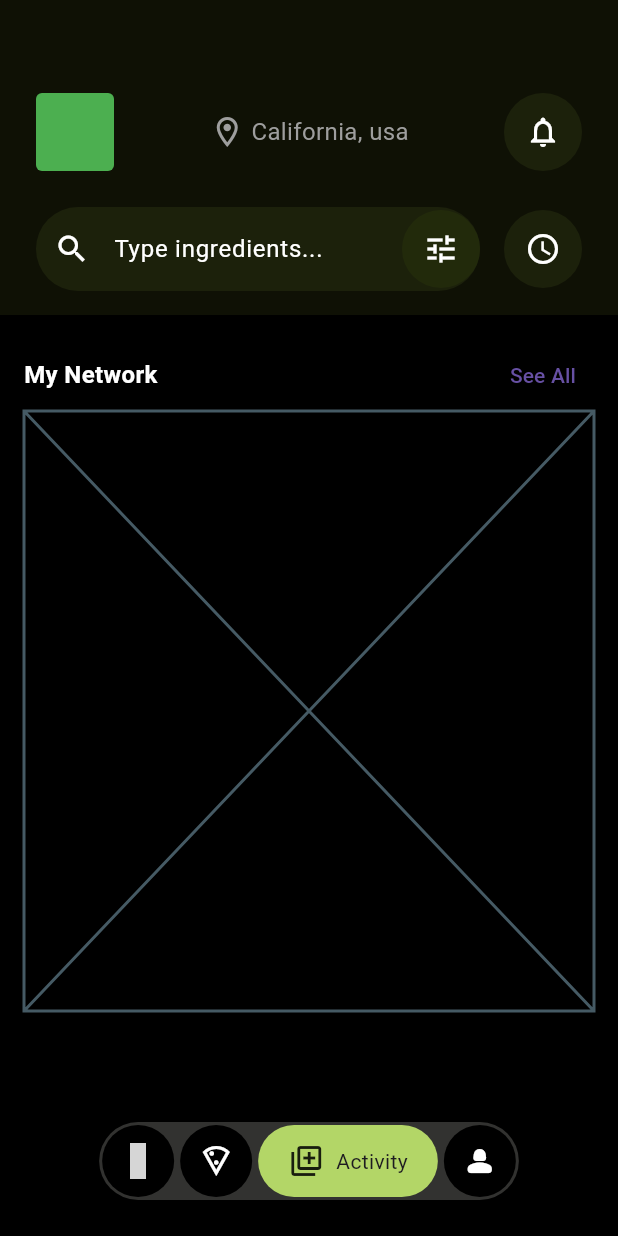
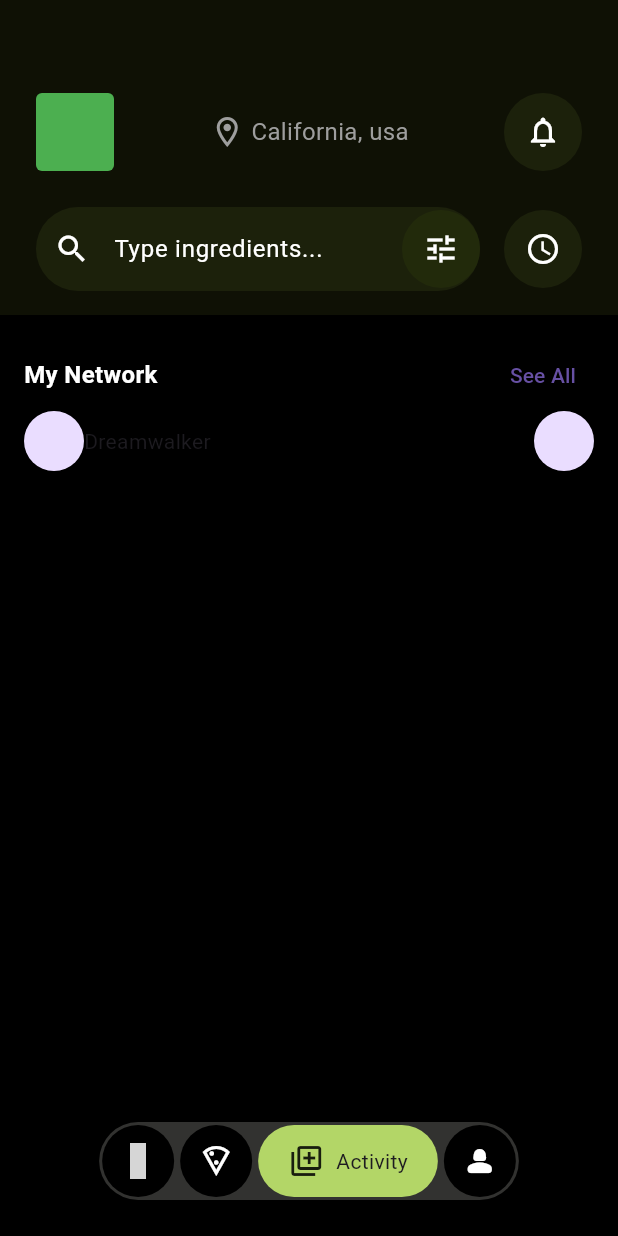
Before and after one commit to JAICHANGPARK/flutter_notebook_chapter_43, a Flutter app: the FoodOrderMainPage screen opened directly, item 3 of the bottom bar chosen, on a phone screen of 412 x 824 dp. Run offline on Flutter 3.47's test engine with Material 3 defaults, Android fonts, the phone set to English and light mode, and no system bars; our stand-ins replace gap, hugeicons, percent_indicator; network calls fail; grey boxes are pictures that could not be loaded.

Commit message:
Update food_order_activity_page.dart

```diff
--- a/lib/ep2393_food_order_app/ui/activity/food_order_activity_page.dart
+++ b/lib/ep2393_food_order_app/ui/activity/food_order_activity_page.dart
@@ -36,7 +36,20 @@ class _FoodOrderActivityPageState extends State<FoodOrderActivityPage> {
           ),
           Container(
             height: 400,
-            child: Placeholder(),
+            child: Column(
+              children: [
+                Row(
+                  children: [
+                    CircleAvatar(),
+                    Text("Dreamwalker"),
+                    Spacer(),
+                    CircleAvatar(
+
+                    )
+                  ],
+                )
+              ],
+            )
           )
         ],
       ),
```
